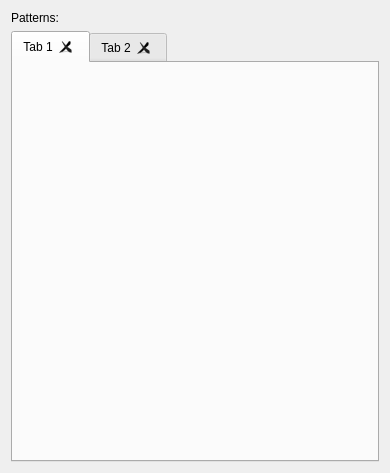
Qt form src/forms/math_library_editor.ui (DinoZAR/CentralAccessReader) before a commit.
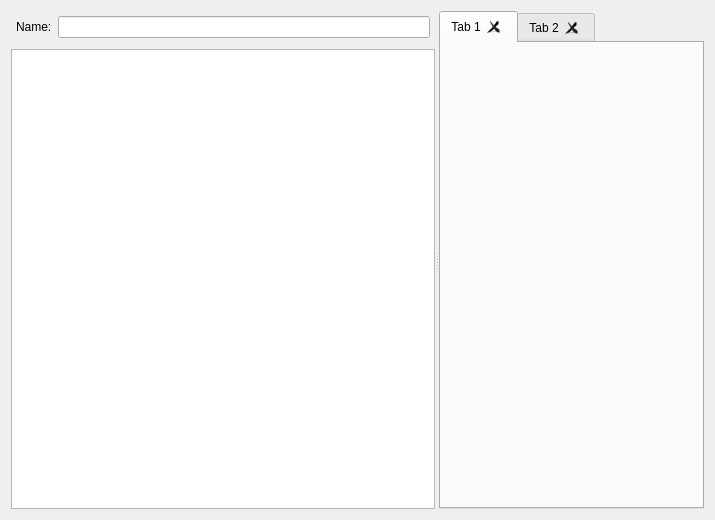
The same form after that commit.

Commit message: Added the math pattern editor widget. Also using signals to handle data binding.

```diff
--- a/src/forms/math_library_editor.ui
+++ b/src/forms/math_library_editor.ui
@@ -6,22 +6,43 @@
    <rect>
     <x>0</x>
     <y>0</y>
-    <width>390</width>
-    <height>473</height>
+    <width>715</width>
+    <height>520</height>
    </rect>
   </property>
   <property name="windowTitle">
-   <string>Form</string>
+   <string>Math Library Editor</string>
   </property>
+  <layout class="QVBoxLayout" name="verticalLayout_2">
+   <item>
+    <widget class="QSplitter" name="splitter">
+     <property name="orientation">
+      <enum>Qt::Horizontal</enum>
+     </property>
+     <widget class="QWidget" name="">
   <layout class="QVBoxLayout" name="verticalLayout">
    <item>
+        <layout class="QHBoxLayout" name="horizontalLayout">
+         <property name="margin">
+          <number>5</number>
+         </property>
+         <item>
     <widget class="QLabel" name="label">
      <property name="text">
-      <string>Patterns:</string>
+            <string>Name:</string>
      </property>
     </widget>
    </item>
    <item>
+          <widget class="QLineEdit" name="nameEdit"/>
+         </item>
+        </layout>
+       </item>
+       <item>
+        <widget class="QTreeView" name="treeView"/>
+       </item>
+      </layout>
+     </widget>
     <widget class="QTabWidget" name="patternTabs">
      <property name="currentIndex">
       <number>0</number>
@@ -41,6 +62,7 @@
       <attribute name="title">
        <string>Tab 2</string>
       </attribute>
+      </widget>
      </widget>
     </widget>
    </item>
```
Lines whose indentation alone changed are shown as unchanged. The commit also changes 12 other files.
